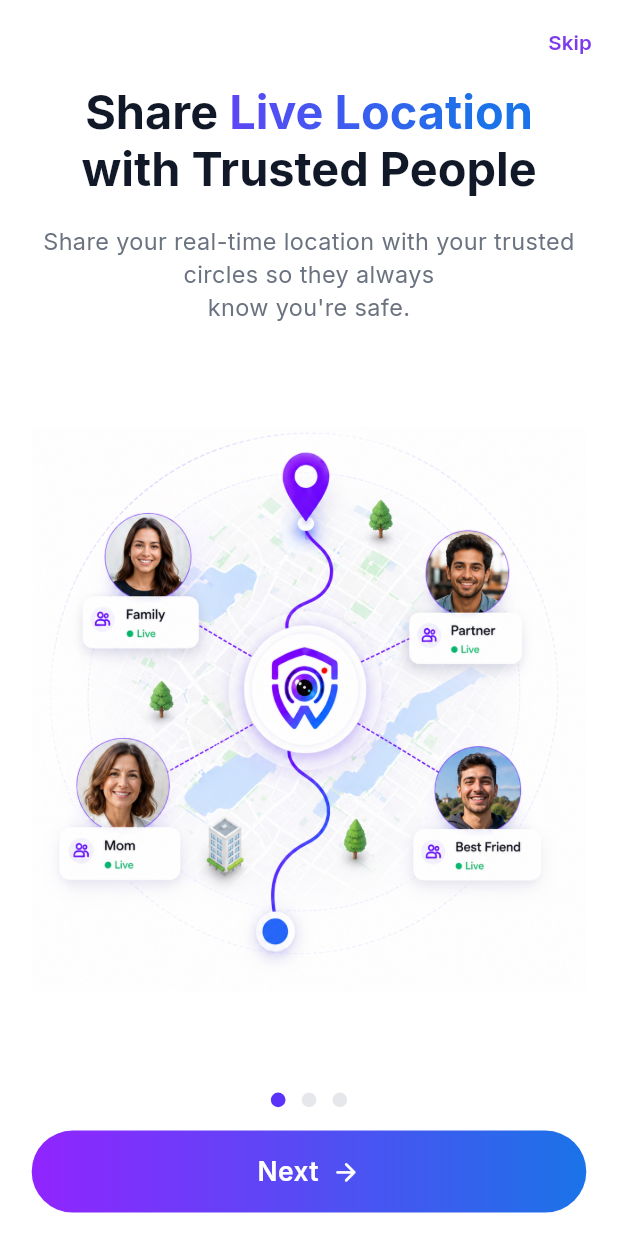
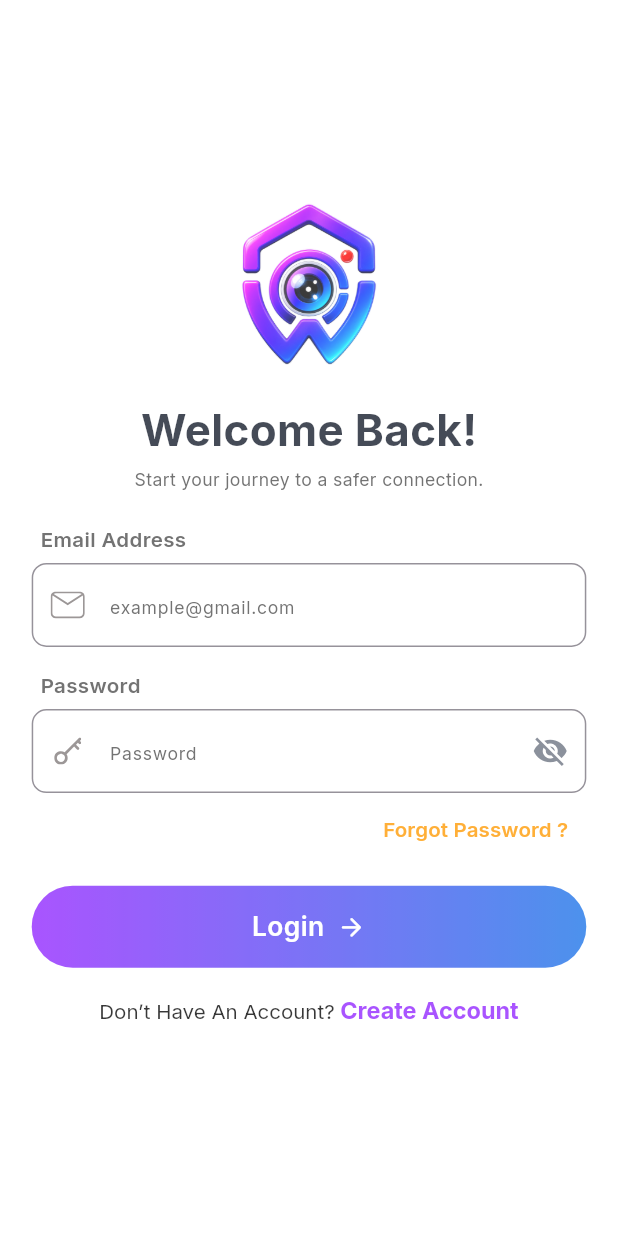
Before and after one commit to SabbirMo/iWitnez, a Flutter app: the OnboardingScreen screen opened by its route, after a tap on "Skip", on a phone screen of 412 x 824 dp. Run offline on Flutter 3.47's test engine with Material 3 defaults, Android fonts, the phone set to English and light mode, and no system bars; our stand-ins replace flutter_riverpod, flutter_screenutil, flutter_svg, go_router, google_fonts.

Commit message:
forgot password page desgin

```diff
--- a/lib/core/constants/app_string/app_string.dart
+++ b/lib/core/constants/app_string/app_string.dart
@@ -22,4 +22,11 @@ class AppString {
   static const String termsOfService = "Terms Of Service";
   static const String and = " And ";
   static const String privacyPolicy = "Privacy Policy .";
+
+  static const String haveAnAccount = "Don’t Have An Account?";
+  static const String createAccount = " Create Account";
+  static const String loginTitle = "Welcome Back!";
+  static const String forgotPasswordTitle = "Forgot Password";
+  static const String forgotPasswordDescription =
+      "Don't Worry! Please Enter The Email Address \nLinked With Your Account.";
 }
--- a/lib/core/constants/colors/app_colors.dart
+++ b/lib/core/constants/colors/app_colors.dart
@@ -11,7 +11,7 @@ class AppColors {
   static const Color white = Colors.white;
   static const Color black = Colors.black;
   static const Color buttonPrimaryLight = Color(0xFF7C3AED); //#7C3AED
-
+  static const Color forgotPass = Color(0xFFFF9900); //#FF9900
   static const Color onboardingDesc = Color(0xFF6B7280); //#6B7280
   static const Color gray = Color(0xFF4C4C4C); //#4C4C4C
   static const Color fieldColor = Color(0xffDADADA); //#DADADA
--- a/lib/feature/auth/create_account/screen/create_account_screen.dart
+++ b/lib/feature/auth/create_account/screen/create_account_screen.dart
@@ -3,6 +3,7 @@ import 'package:flutter/material.dart';
 import 'package:flutter_riverpod/flutter_riverpod.dart';
 import 'package:flutter_screenutil/flutter_screenutil.dart';
 import 'package:flutter_svg/svg.dart';
+import 'package:go_router/go_router.dart';
 import 'package:iwitnez/core/constants/app_string/app_string.dart';
 import 'package:iwitnez/core/constants/colors/app_colors.dart';
 import 'package:iwitnez/core/constants/image_assets/image_assets.dart';
@@ -12,6 +13,7 @@ import 'package:iwitnez/core/widgets/custom_button.dart';
 import 'package:iwitnez/core/widgets/textfield_hint_text.dart';
 import 'package:iwitnez/feature/auth/create_account/provider/create_account_provider.dart';
 import 'package:iwitnez/feature/onboarding/controller/start_animations.dart';
+import 'package:iwitnez/router/app_route_names.dart';
 
 class CreateAccountScreen extends ConsumerStatefulWidget {
   const CreateAccountScreen({super.key});
@@ -267,7 +269,7 @@ class _CreateAccountScreenState extends ConsumerState<CreateAccountScreen>
                             }
                           : null,
                     ),
-                    SizedBox(height: 16.h),
+                    SizedBox(height: 20.h),
                     RichText(
                       text: TextSpan(
                         text: AppString.alreadyHaveAccount,
@@ -277,7 +279,7 @@ class _CreateAccountScreenState extends ConsumerState<CreateAccountScreen>
                             text: "Login",
                             recognizer: TapGestureRecognizer()
                               ..onTap = () {
-                                debugPrint("Login");
+                                context.push(AppRouteNames.loginScreen);
                               },
                             style: CustomTextStyle.regular16(
                               AppColors.buttonGradientStart,
--- /dev/null
+++ b/lib/feature/auth/login/provider/login_provider.dart
@@ -0,0 +1,16 @@
+import 'package:flutter_riverpod/flutter_riverpod.dart';
+import 'package:iwitnez/feature/auth/create_account/model/create_account_state.dart';
+
+class LoginProvider extends Notifier<CreateAccountState> {
+  @override
+  CreateAccountState build() => CreateAccountState();
+
+  void passwordToggle() {
+    state = state.copyWith(password: !state.password);
+  }
+}
+
+final loginProvider =
+    NotifierProvider.autoDispose<LoginProvider, CreateAccountState>(
+      LoginProvider.new,
+    );
--- /dev/null
+++ b/lib/feature/auth/login/screen/login_screen.dart
@@ -0,0 +1,208 @@
+import 'package:flutter/gestures.dart';
+import 'package:flutter/material.dart';
+import 'package:flutter_riverpod/flutter_riverpod.dart';
+import 'package:flutter_screenutil/flutter_screenutil.dart';
+import 'package:flutter_svg/svg.dart';
+import 'package:go_router/go_router.dart';
+import 'package:iwitnez/core/constants/app_string/app_string.dart';
+import 'package:iwitnez/core/constants/colors/app_colors.dart';
+import 'package:iwitnez/core/constants/image_assets/image_assets.dart';
+import 'package:iwitnez/core/constants/text_style/custom_text_style.dart';
+import 'package:iwitnez/core/utils/app_validator.dart';
+import 'package:iwitnez/core/widgets/custom_button.dart';
+import 'package:iwitnez/core/widgets/textfield_hint_text.dart';
+import 'package:iwitnez/feature/auth/login/provider/login_provider.dart';
+import 'package:iwitnez/feature/onboarding/controller/start_animations.dart';
+import 'package:iwitnez/router/app_route_names.dart';
+
+class LoginScreen extends ConsumerStatefulWidget {
+  const LoginScreen({super.key});
+
+  @override
+  ConsumerState<LoginScreen> createState() => _LoginScreenState();
+}
+
+class _LoginScreenState extends ConsumerState<LoginScreen>
+    with TickerProviderStateMixin {
+  late final StartAnimations _animations = StartAnimations(this);
+
+  final GlobalKey<FormState> _formKey = GlobalKey<FormState>();
+  late final TextEditingController _emailController;
+  late final TextEditingController _passwordController;
+
+  @override
+  void initState() {
+    super.initState();
+    _emailController = TextEditingController();
+    _passwordController = TextEditingController();
+  }
+
+  @override
+  void reassemble() {
+    super.reassemble();
+    _animations.reassemble();
+  }
+
+  @override
+  void dispose() {
+    _animations.dispose();
+    _emailController.dispose();
+    _passwordController.dispose();
+    super.dispose();
+  }
+
+  @override
+  Widget build(BuildContext context) {
+    final provider = ref.watch(loginProvider);
+    final notifier = ref.read(loginProvider.notifier);
+
+    return Scaffold(
+      body: SafeArea(
+        child: LayoutBuilder(
+          builder: (context, constraints) {
+            return SingleChildScrollView(
+              child: ConstrainedBox(
+                constraints: BoxConstraints(minHeight: constraints.maxHeight),
+                child: IntrinsicHeight(
+                  child: Padding(
+                    padding: EdgeInsets.symmetric(horizontal: 20.w),
+                    child: _animations.taglineTransition(
+                      child: Column(
+                        mainAxisAlignment: MainAxisAlignment.center,
+                        children: [
+                          Image.asset(ImageAssets.mainLogo, width: 120.w),
+                          SizedBox(height: 16.h),
+                          Text(
+                            AppString.loginTitle,
+                            style: CustomTextStyle.bold30(AppColors.textDark),
+                          ),
+                          SizedBox(height: 4.h),
+                          Text(
+                            AppString.createAccountSubTitle,
+                            style: CustomTextStyle.regular16(
+                              AppColors.gray,
+                            ).copyWith(fontSize: 12.sp),
+                          ),
+                          SizedBox(height: 16.h),
+
+                          Form(
+                            key: _formKey,
+                            child: Column(
+                              crossAxisAlignment: CrossAxisAlignment.start,
+                              children: [
+                                TextFieldHintText(text: "Email Address"),
+                                TextFormField(
+                                  validator: AppValidator.validateEmail,
+                                  controller: _emailController,
+                                  keyboardType: TextInputType.emailAddress,
+                                  autocorrect: false,
+                                  enableSuggestions: false,
+                                  decoration: InputDecoration(
+                                    hintText: "example@gmail.com",
+                                    prefixIcon: Padding(
+                                      padding: EdgeInsets.only(
+                                        top: 15,
+                                        bottom: 15,
+                                      ),
+                                      child: SvgPicture.asset(
+                                        ImageAssets.emailSvg,
+                                        width: 6.w,
+                                      ),
+                                    ),
+                                  ),
+                                ),
+                                SizedBox(height: 10.h),
+                                TextFieldHintText(text: "Password"),
+                                TextFormField(
+                                  validator: AppValidator.validatePassword,
+                                  controller: _passwordController,
+                                  autocorrect: false,
+                                  enableSuggestions: false,
+                                  decoration: InputDecoration(
+                                    hintText: "Password",
+                                    prefixIcon: Padding(
+                                      padding: EdgeInsets.only(
+                                        top: 15,
+                                        bottom: 15,
+                                      ),
+                                      child: SvgPicture.asset(
+                                        ImageAssets.lockSvg,
+                                        width: 6.w,
+                                      ),
+                                    ),
+                                    suffixIcon: IconButton(
+                                      onPressed: () =>
+                                          notifier.passwordToggle(),
+                                      icon: Icon(
+                                        provider.password
+                                            ? Icons.visibility
+                                            : Icons.visibility_off,
+                                      ),
+                                    ),
+                                  ),
+                                  obscureText: !provider.password,
+                                ),
+
+                                Align(
+                                  alignment: .centerRight,
+                                  child: TextButton(
+                                    onPressed: () {
+                                      context.push(
+                                        AppRouteNames.forgotPasswordScreen,
+                                      );
+                                    },
+                                    child: Text(
+                                      "Forgot Password ?",
+                                      style: CustomTextStyle.regular14(
+                                        AppColors.forgotPass,
+                                      ).copyWith(fontWeight: FontWeight.w600),
+                                    ),
+                                  ),
+                                ),
+                              ],
+                            ),
+                          ),
+                          SizedBox(height: 14.h),
+                          CustomButton(
+                            text: 'Login',
+                            onTap: () {
+                              if (_formKey.currentState?.validate() ?? false) {
+                                debugPrint("Login");
+                              }
+                            },
+                          ),
+                          SizedBox(height: 20.h),
+                          RichText(
+                            text: TextSpan(
+                              text: AppString.haveAnAccount,
+                              style: CustomTextStyle.regular14(AppColors.black),
+                              children: [
+                                TextSpan(
+                                  text: AppString.createAccount,
+                                  recognizer: TapGestureRecognizer()
+                                    ..onTap = () {
+                                      context.push(
+                                        AppRouteNames.createAccountScreen,
+                                      );
+                                    },
+                                  style: CustomTextStyle.regular16(
+                                    AppColors.buttonGradientStart,
+                                  ).copyWith(fontWeight: FontWeight.w700),
+                                ),
+                              ],
+                            ),
+                          ),
+                          SizedBox(height: 10.h),
+                        ],
+                      ),
+                    ),
+                  ),
+                ),
+              ),
+            );
+          },
+        ),
+      ),
+    );
+  }
+}
--- a/lib/feature/onboarding/screen/onboarding_screen.dart
+++ b/lib/feature/onboarding/screen/onboarding_screen.dart
@@ -32,7 +32,9 @@ class _OnboardingScreenState extends ConsumerState<OnboardingScreen> {
       appBar: AppBar(
         actions: [
           TextButton(
-            onPressed: () {},
+            onPressed: () {
+              context.pushReplacement(AppRouteNames.loginScreen);
+            },
             child: Text(
               "Skip",
               style: CustomTextStyle.semiBold14(AppColors.buttonPrimaryLight),
--- a/lib/router/app_pages.dart
+++ b/lib/router/app_pages.dart
@@ -2,6 +2,9 @@ import 'package:flutter/material.dart';
 import 'package:flutter_riverpod/flutter_riverpod.dart';
 import 'package:go_router/go_router.dart';
 import 'package:iwitnez/feature/auth/create_account/screen/create_account_screen.dart';
+import 'package:iwitnez/feature/auth/fotgot_password/screen/forgot_password_screen.dart';
+import 'package:iwitnez/feature/auth/login/screen/login_screen.dart';
+import 'package:iwitnez/feature/auth/verification/screen/verification_screen.dart';
 import 'package:iwitnez/feature/onboarding/onboarding_start_screen.dart';
 import 'package:iwitnez/feature/onboarding/screen/onboarding_screen.dart';
 import 'package:iwitnez/feature/splash/screen/splash_screen.dart';
@@ -30,6 +33,18 @@ final appPages = Provider<GoRouter>(
         path: AppRouteNames.createAccountScreen,
         builder: (context, state) => const CreateAccountScreen(),
       ),
+      GoRoute(
+        path: AppRouteNames.loginScreen,
+        builder: (context, state) => const LoginScreen(),
+      ),
+      GoRoute(
+        path: AppRouteNames.forgotPasswordScreen,
+        builder: (context, state) => const ForgotPasswordScreen(),
+      ),
+      GoRoute(
+        path: AppRouteNames.verificationScreen,
+        builder: (context, state) => const VerificationScreen(),
+      ),
     ],
 
     //if page not found show this message
--- a/lib/router/app_route_names.dart
+++ b/lib/router/app_route_names.dart
@@ -3,4 +3,7 @@ class AppRouteNames {
   static final String onBoardingStartScreen = "/onBoardingStartScreen";
   static final String onBoardingScreen = "/onBoardingScreen";
   static final String createAccountScreen = "/createAccountScreen";
+  static final String loginScreen = "/loginScreen";
+  static final String forgotPasswordScreen = "/forgotPasswordScreen";
+  static final String verificationScreen = "/verificationScreen";
 }
```
Also changed, not shown: lib/feature/auth/create_account/model/create_account_state.dart (+0 -12 lines), lib/feature/auth/fotgot_password/screen/forgot_password_screen.dart (added, +131 -0 lines), lib/feature/auth/verification/screen/verification_screen.dart (added, +94 -0 lines).
